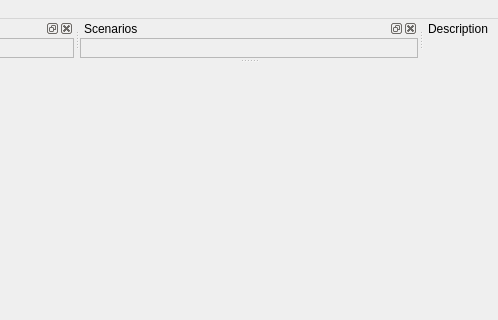
Before: the Qt Designer form app/play/play_gui/src/main_window.ui in eclipse-ecal/ecal, drawn with Qt 5; both pictures show x 263 to 761 and y 0 to 320 of the 1024 by 768 pixel window.
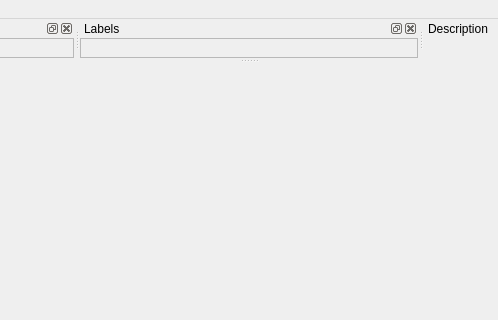
After: the same form once the commit is applied. Icons and pictures are not drawn. Custom widgets are drawn as their Qt base class.

The edit to the form file:
```diff
--- a/app/play/play_gui/src/main_window.ui
+++ b/app/play/play_gui/src/main_window.ui
@@ -143,7 +143,7 @@
   </widget>
   <widget class="QDockWidget" name="scenario_dockwidget">
    <property name="windowTitle">
-    <string>Scenarios</string>
+    <string>Labels</string>
    </property>
    <attribute name="dockWidgetArea">
     <number>4</number>
```
Left out of the diff: 21 changed lines with no effect on the pictures.
